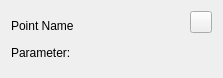
Above: GUI/OWController/devicewidget.ui from igorf7/OWController before the change. Below: the same form after it.
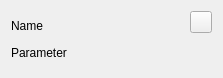
That is the form after the change. Icons and pictures are not drawn.

Patch:
```diff
--- a/GUI/OWController/devicewidget.ui
+++ b/GUI/OWController/devicewidget.ui
@@ -24,7 +24,7 @@
         </font>
        </property>
        <property name="text">
-        <string>Point Name</string>
+        <string>Name</string>
        </property>
        <property name="alignment">
         <set>Qt::AlignBottom|Qt::AlignLeading|Qt::AlignLeft</set>
@@ -72,7 +72,7 @@
         </font>
        </property>
        <property name="text">
-        <string>Parameter:</string>
+        <string>Parameter</string>
        </property>
        <property name="alignment">
         <set>Qt::AlignLeading|Qt::AlignLeft|Qt::AlignVCenter</set>
```
Left out of the diff: 6 changed lines with no effect on the pictures.
